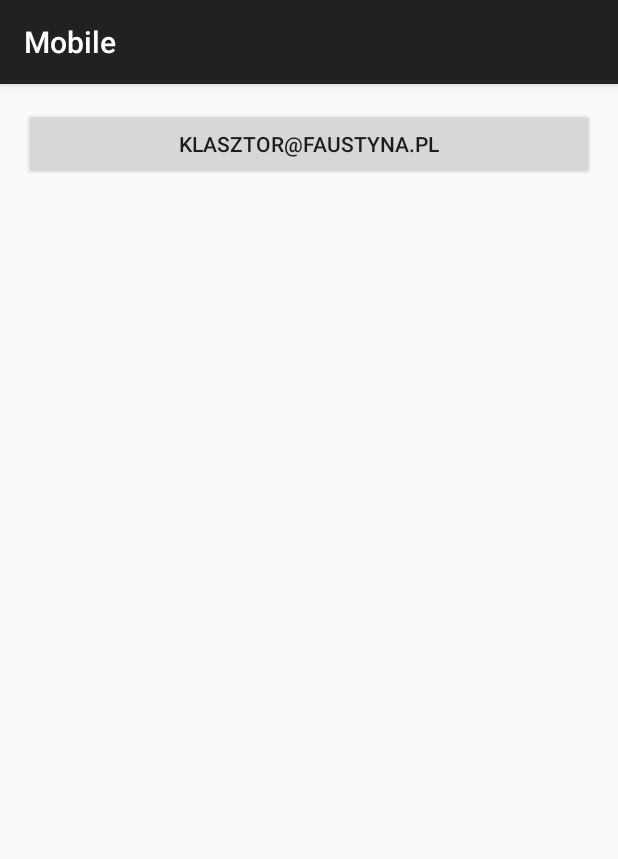
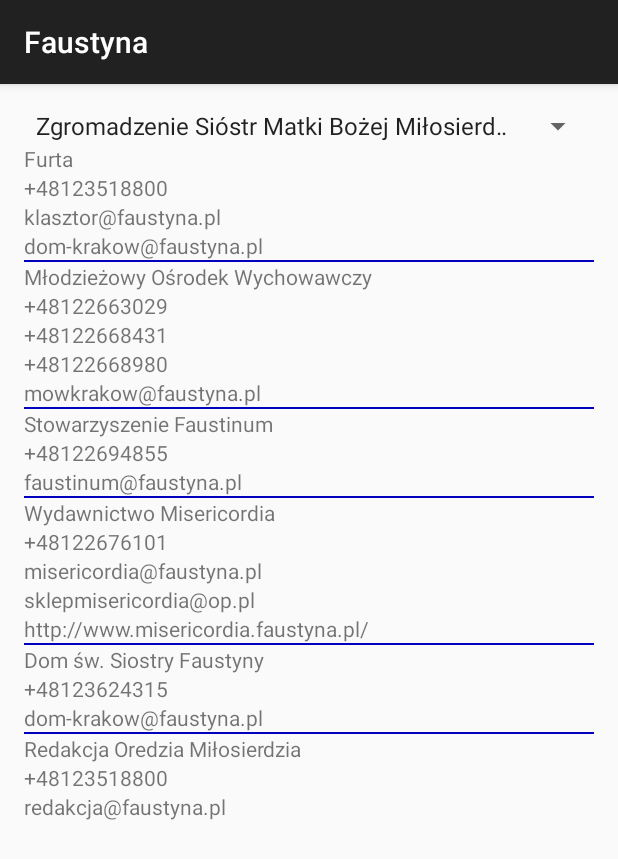
Before and after one commit to kslusarczyk/lagiewniki, an Android app: the Kontakt screen opened directly, with no data from a screen before it, on a phone screen of 412 x 824 dp. Shown: the top 859 px of the screen. Run offline under Robolectric (Android 15) with nearby library versions, the phone set to English and light mode, and no system bars.

Commit message:
Kontakt with onLongClick methods (dialPhoneNumber, sendEmail, openWebPage) working - spinner is not working yet

```diff
--- a/Mobile/app/src/main/java/com/agh/faustyna/mobile/Kontakt.java
+++ b/Mobile/app/src/main/java/com/agh/faustyna/mobile/Kontakt.java
@@ -4,20 +4,145 @@ import android.content.Intent;
 import android.net.Uri;
 import android.os.Bundle;
 import android.support.v7.app.AppCompatActivity;
+import android.util.Log;
 import android.view.View;
+import android.widget.AdapterView;
+import android.widget.ArrayAdapter;
+import android.widget.Spinner;
+import android.widget.AdapterView.OnItemSelectedListener;
 
-public class Kontakt extends AppCompatActivity {
+import static com.agh.faustyna.mobile.R.id.*;
+
+public class Kontakt extends AppCompatActivity implements OnItemSelectedListener, View.OnLongClickListener {
 
     @Override
     protected void onCreate(Bundle savedInstanceState) {
         super.onCreate(savedInstanceState);
-        setContentView(R.layout.activity_kontakt);
+        setContentView(R.layout.kontakt_zgromadzenie);
+
+        View kontaktFurtaTel = findViewById(kontakt_furta_tel);
+        kontaktFurtaTel.setOnLongClickListener(this);
+
+        View kontaktFurtaMail1 = findViewById(kontakt_furta_mail_1);
+        kontaktFurtaMail1.setOnLongClickListener(this);
+
+        View kontaktFurtaMail2 = findViewById(kontakt_furta_mail_2);
+        kontaktFurtaMail2.setOnLongClickListener(this);
+
+        View kontaktMlodziezowyOsrodekTel1 = findViewById(kontakt_mlodziezowy_osrodek_tel_1);
+        kontaktMlodziezowyOsrodekTel1.setOnLongClickListener(this);
+
+        View kontaktMlodziezowyOsrodekTel2 = findViewById(kontakt_mlodziezowy_osrodek_tel_2);
+        kontaktMlodziezowyOsrodekTel2.setOnLongClickListener(this);
+
+        View kontaktMlodziezowyOsrodekTel3 = findViewById(kontakt_mlodziezowy_osrodek_tel_3);
+        kontaktMlodziezowyOsrodekTel3.setOnLongClickListener(this);
+
+        View kontaktMlodziezowyOsrodekMail = findViewById(kontakt_mlodziezowy_osrodek_mail);
+        kontaktMlodziezowyOsrodekMail.setOnLongClickListener(this);
+
+        View kontaktFaustinumTel = findViewById(kontakt_faustinum_tel);
+        kontaktFaustinumTel.setOnLongClickListener(this);
+
+        View kontaktFaustinumMail = findViewById(kontakt_faustinum_mail);
+        kontaktFaustinumMail.setOnLongClickListener(this);
+
+        View kontaktWydawnictwoTel = findViewById(kontakt_wydawnictwo_tel);
+        kontaktWydawnictwoTel.setOnLongClickListener(this);
+
+        View kontaktWydawnictwoMail1 = findViewById(kontakt_wydawnictwo_mail_1);
+        kontaktWydawnictwoMail1.setOnLongClickListener(this);
+
+        View kontaktWydawnictwoMail2 = findViewById(kontakt_wydawnictwo_mail_2);
+        kontaktWydawnictwoMail2.setOnLongClickListener(this);
+
+        View kontaktWydawnictwoSklep = findViewById(kontakt_wydawnictwo_sklep);
+        kontaktWydawnictwoSklep.setOnLongClickListener(this);
+
+        View kontaktDomTel = findViewById(kontakt_dom_tel);
+        kontaktDomTel.setOnLongClickListener(this);
+
+        View kontaktDomMail = findViewById(kontakt_dom_mail);
+        kontaktDomMail.setOnLongClickListener(this);
+
+        View kontaktRedakcjaTel = findViewById(kontakt_redakcja_tel);
+        kontaktRedakcjaTel.setOnLongClickListener(this);
+
+        View kontaktRedakcjaMail = findViewById(kontakt_redakcja_mail);
+        kontaktRedakcjaMail.setOnLongClickListener(this);
+
+        Spinner spinnerKontakt = (Spinner) findViewById(spinner_kontakt);
+        // Create an ArrayAdapter using the string array and a default spinner layout
+        ArrayAdapter<CharSequence> adapter = ArrayAdapter.createFromResource(this,
+                R.array.kontakt_array, android.R.layout.simple_spinner_item);
+        // Specify the layout to use when the list of choices appears
+        adapter.setDropDownViewResource(android.R.layout.simple_spinner_dropdown_item);
+        // Apply the adapter to the spinner
+        spinnerKontakt.setAdapter(adapter);
+
+        spinnerKontakt.setOnItemSelectedListener(this);
+    }
+
+    @Override
+    public void onItemSelected(AdapterView<?> parent, View view, int position, long id) {
+
+        if (position == 0){
+            Log.d("getItemAtPosition", "zgromadzenie");
+        }
+        else{
+            Log.d("getItemAtPosition", "rektorat");
+        }
+    }
+
+    @Override
+    public void onNothingSelected(AdapterView<?> parent) {
 
     }
 
-    public void sendEmail(View view){
-        Intent emailIntent = new Intent(Intent.ACTION_SENDTO, Uri.fromParts(
-                "mailto", getString(R.string.email), null));
-        startActivity(Intent.createChooser(emailIntent, "Send Email"));
+    public boolean onLongClick(View v) {
+        String longClickedItem;
+        longClickedItem = getResources().getResourceEntryName(v.getId());
+        Log.d("onLongClick", longClickedItem);
+        if (longClickedItem.contains("tel")){
+            Log.d(longClickedItem, "zawiera TELEFON");
+            String phoneNumber = (String) getResources().getText(getResources().getIdentifier(longClickedItem, "string", getPackageName()));
+            dialPhoneNumber(phoneNumber);
+        }
+        if (longClickedItem.contains("mail")){
+            Log.d(longClickedItem, "zawiera MAIL");
+            String emailAddress = (String) getResources().getText(getResources().getIdentifier(longClickedItem, "string", getPackageName()));
+            sendEmail(emailAddress);
+        }
+        if (longClickedItem.contains("sklep")){
+            Log.d(longClickedItem, "zawiera nibyLink do sklepu");
+            String urlForWebPage = (String) getResources().getText(getResources().getIdentifier(longClickedItem, "string", getPackageName()));
+            openWebPage(urlForWebPage);
+        }
+
+        return false;
+    }
+
+    public void dialPhoneNumber(String phoneNumber) {
+        Intent dialPhoneIntent = new Intent(Intent.ACTION_DIAL);
+        dialPhoneIntent.setData(Uri.parse("tel:" + phoneNumber));
+        if (dialPhoneIntent.resolveActivity(getPackageManager()) != null) {
+            startActivity(dialPhoneIntent);
+        }
+    }
+
+    public void sendEmail(String mailAddress){
+        Intent sendEmailIntent = new Intent(Intent.ACTION_SENDTO);
+        sendEmailIntent.setData(Uri.parse("mailto:" + mailAddress));
+        if (sendEmailIntent.resolveActivity(getPackageManager()) != null) {
+            startActivity(sendEmailIntent);
+        }
+    }
+
+    public void openWebPage(String url){
+        Uri webPageAddress = Uri.parse(url);
+        Intent openWebPageIntent = new Intent(Intent.ACTION_VIEW, webPageAddress);
+        if (openWebPageIntent.resolveActivity(getPackageManager()) != null) {
+            startActivity(openWebPageIntent);
+        }
     }
 }
--- a/Mobile/app/src/main/java/com/agh/faustyna/mobile/MainActivity.java
+++ b/Mobile/app/src/main/java/com/agh/faustyna/mobile/MainActivity.java
@@ -23,7 +23,6 @@ public class MainActivity extends AppCompatActivity {
     ExpandableListView expListView;
     List<String> listDataHeader;
     HashMap<String, List<String>> listDataChild;
-    String packageName;
 
     @Override
     protected void onCreate(Bundle savedInstanceState) {
@@ -122,8 +121,7 @@ public class MainActivity extends AppCompatActivity {
 
     public void startNewActivity(String className) throws ClassNotFoundException, InstantiationException, IllegalAccessException{
         Log.d("startNewActivity", className);
-        packageName = "com.agh.faustyna.mobile";
-        Class classTemp = Class.forName(packageName+"."+className);
+        Class classTemp = Class.forName(getPackageName()+"."+className);
         Log.d("Klasy", className);
         Intent intent = new Intent(this, classTemp);
         startActivity(intent);
@@ -193,12 +191,13 @@ public class MainActivity extends AppCompatActivity {
         List<String> titleFacebook = new ArrayList<String>();
         List<String> titleSDM = new ArrayList<String>();
         List<String> titleYt = new ArrayList<String>();
+
         List<String> titleWsparcie = new ArrayList<String>();
+        titleWsparcie.add(getString(R.string.titleWsparcieTransmisja));
+        titleWsparcie.add(getString(R.string.titleWsparcieKoronka));
+        titleWsparcie.add(getString(R.string.titleWsparcieRozbudowa));
 
         List<String> titleWiecej = new ArrayList<String>();
-        titleWiecej.add(getString(R.string.titleWsparcieTransmisja));
-        titleWiecej.add(getString(R.string.titleWsparcieKoronka));
-        titleWiecej.add(getString(R.string.titleWsparcieRozbudowa));
 
         listDataChild.put(listDataHeader.get(0), titleAktualnosci); // Header, Child data
         listDataChild.put(listDataHeader.get(1), titleDzienniczek);
--- a/Mobile/app/src/main/res/layout/activity_kontakt.xml
+++ /dev/null
@@ -1,17 +0,0 @@
-<?xml version="1.0" encoding="utf-8"?>
-<RelativeLayout xmlns:android="http://schemas.android.com/apk/res/android"
-    xmlns:tools="http://schemas.android.com/tools" android:layout_width="match_parent"
-    android:layout_height="match_parent" android:paddingLeft="@dimen/activity_horizontal_margin"
-    android:paddingRight="@dimen/activity_horizontal_margin"
-    android:paddingTop="@dimen/activity_vertical_margin"
-    android:paddingBottom="@dimen/activity_vertical_margin"
-    tools:context="com.agh.faustyna.mobile.Kontakt">
-
-    <Button
-        android:layout_width="fill_parent"
-        android:layout_height="wrap_content"
-        android:text="@string/email"
-        android:onClick="sendEmail"
-
-        />
-</RelativeLayout>
--- /dev/null
+++ b/Mobile/app/src/main/res/layout/kontakt_zgromadzenie.xml
@@ -0,0 +1,194 @@
+<?xml version="1.0" encoding="utf-8"?>
+<ScrollView
+    xmlns:android="http://schemas.android.com/apk/res/android"
+    android:layout_width="fill_parent"
+    android:layout_height="fill_parent">
+    <RelativeLayout xmlns:android="http://schemas.android.com/apk/res/android"
+        xmlns:tools="http://schemas.android.com/tools" android:layout_width="match_parent"
+        android:layout_height="match_parent" android:paddingLeft="@dimen/activity_horizontal_margin"
+        android:paddingRight="@dimen/activity_horizontal_margin"
+        android:paddingTop="@dimen/activity_vertical_margin"
+        android:paddingBottom="@dimen/activity_vertical_margin"
+        tools:context="com.agh.faustyna.mobile.Kontakt">
+
+        <Spinner
+            android:id="@+id/spinner_kontakt"
+            android:layout_width="wrap_content"
+            android:layout_height="wrap_content"/>
+
+        <TextView
+            android:id="@+id/kontakt_furta_text"
+            android:layout_width="wrap_content"
+            android:layout_height="wrap_content"
+            android:layout_below="@+id/spinner_kontakt"
+            android:text="@string/kontakt_furta_text"/>
+        <TextView
+            android:id="@+id/kontakt_furta_tel"
+            android:layout_width="wrap_content"
+            android:layout_height="wrap_content"
+            android:layout_below="@+id/kontakt_furta_text"
+            android:text="@string/kontakt_furta_tel"/>
+        <TextView
+            android:id="@+id/kontakt_furta_mail_1"
+            android:layout_width="wrap_content"
+            android:layout_height="wrap_content"
+            android:layout_below="@+id/kontakt_furta_tel"
+            android:text="@string/kontakt_furta_mail_1"/>
+        <TextView
+            android:id="@+id/kontakt_furta_mail_2"
+            android:layout_width="wrap_content"
+            android:layout_height="wrap_content"
+            android:layout_below="@+id/kontakt_furta_mail_1"
+            android:text="@string/kontakt_furta_mail_2"/>
+        <View
+            android:id="@+id/underscore_furta"
+            android:layout_width="match_parent"
+            android:layout_height="1dp"
+            android:layout_below="@+id/kontakt_furta_mail_2"
+            android:background="@color/divider_color"/>
+
+        <TextView
+            android:id="@+id/kontakt_mlodziezowy_osrodek_text"
+            android:layout_width="wrap_content"
+            android:layout_height="wrap_content"
+            android:layout_below="@+id/underscore_furta"
+            android:text="@string/kontakt_mlodziezowy_osrodek_text"/>
+        <TextView
+            android:id="@+id/kontakt_mlodziezowy_osrodek_tel_1"
+            android:layout_width="wrap_content"
+            android:layout_height="wrap_content"
+            android:layout_below="@+id/kontakt_mlodziezowy_osrodek_text"
+            android:text="@string/kontakt_mlodziezowy_osrodek_tel_1"/>
+        <TextView
+            android:id="@+id/kontakt_mlodziezowy_osrodek_tel_2"
+            android:layout_width="wrap_content"
+            android:layout_height="wrap_content"
+            android:layout_below="@+id/kontakt_mlodziezowy_osrodek_tel_1"
+            android:text="@string/kontakt_mlodziezowy_osrodek_tel_2"/>
+        <TextView
+            android:id="@+id/kontakt_mlodziezowy_osrodek_tel_3"
+            android:layout_width="wrap_content"
+            android:layout_height="wrap_content"
+            android:layout_below="@+id/kontakt_mlodziezowy_osrodek_tel_2"
+            android:text="@string/kontakt_mlodziezowy_osrodek_tel_3"/>
+        <TextView
+            android:id="@+id/kontakt_mlodziezowy_osrodek_mail"
+            android:layout_width="wrap_content"
+            android:layout_height="wrap_content"
+            android:layout_below="@+id/kontakt_mlodziezowy_osrodek_tel_3"
+            android:text="@string/kontakt_mlodziezowy_osrodek_mail"/>
+        <View
+            android:id="@+id/underscore_mlodziezowy_osrodek"
+            android:layout_width="match_parent"
+            android:layout_height="1dp"
+            android:layout_below="@+id/kontakt_mlodziezowy_osrodek_mail"
+            android:background="@color/divider_color"/>
+
+        <TextView
+            android:id="@+id/kontakt_faustinum_text"
+            android:layout_width="wrap_content"
+            android:layout_height="wrap_content"
+            android:layout_below="@+id/underscore_mlodziezowy_osrodek"
+            android:text="@string/kontakt_faustinum_text"/>
+        <TextView
+            android:id="@+id/kontakt_faustinum_tel"
+            android:layout_width="wrap_content"
+            android:layout_height="wrap_content"
+            android:layout_below="@+id/kontakt_faustinum_text"
+            android:text="@string/kontakt_faustinum_tel"/>
+        <TextView
+            android:id="@+id/kontakt_faustinum_mail"
+            android:layout_width="wrap_content"
+            android:layout_height="wrap_content"
+            android:layout_below="@+id/kontakt_faustinum_tel"
+            android:text="@string/kontakt_faustinum_mail"/>
+        <View
+            android:id="@+id/underscore_faustinum"
+            android:layout_width="match_parent"
+            android:layout_height="1dp"
+            android:layout_below="@+id/kontakt_faustinum_mail"
+            android:background="@color/divider_color"/>
+
+        <TextView
+            android:id="@+id/kontakt_wydawnictwo_text"
+            android:layout_width="wrap_content"
+            android:layout_height="wrap_content"
+            android:layout_below="@+id/underscore_faustinum"
+            android:text="@string/kontakt_wydawnictwo_text"/>
+        <TextView
+            android:id="@+id/kontakt_wydawnictwo_tel"
+            android:layout_width="wrap_content"
+            android:layout_height="wrap_content"
+            android:layout_below="@+id/kontakt_wydawnictwo_text"
+            android:text="@string/kontakt_wydawnictwo_tel"/>
+        <TextView
+            android:id="@+id/kontakt_wydawnictwo_mail_1"
+            android:layout_width="wrap_content"
+            android:layout_height="wrap_content"
+            android:layout_below="@+id/kontakt_wydawnictwo_tel"
+            android:text="@string/kontakt_wydawnictwo_mail_1"/>
+        <TextView
+            android:id="@+id/kontakt_wydawnictwo_mail_2"
+            android:layout_width="wrap_content"
+            android:layout_height="wrap_content"
+            android:layout_below="@+id/kontakt_wydawnictwo_mail_1"
+            android:text="@string/kontakt_wydawnictwo_mail_2"/>
+        <TextView
+            android:id="@+id/kontakt_wydawnictwo_sklep"
+            android:layout_width="wrap_content"
+            android:layout_height="wrap_content"
+            android:layout_below="@+id/kontakt_wydawnictwo_mail_2"
+            android:text="@string/kontakt_wydawnictwo_sklep"/>
+        <View
+            android:id="@+id/underscore_wydawnictwo"
+            android:layout_width="match_parent"
+            android:layout_height="1dp"
+            android:layout_below="@+id/kontakt_wydawnictwo_sklep"
+            android:background="@color/divider_color"/>
+
+        <TextView
+            android:id="@+id/kontakt_dom_text"
+            android:layout_width="wrap_content"
+            android:layout_height="wrap_content"
+            android:layout_below="@+id/underscore_wydawnictwo"
+            android:text="@string/kontakt_dom_text"/>
+        <TextView
+            android:id="@+id/kontakt_dom_tel"
+            android:layout_width="wrap_content"
+            android:layout_height="wrap_content"
+            android:layout_below="@+id/kontakt_dom_text"
+            android:text="@string/kontakt_dom_tel"/>
+        <TextView
+            android:id="@+id/kontakt_dom_mail"
+            android:layout_width="wrap_content"
+            android:layout_height="wrap_content"
+            android:layout_below="@+id/kontakt_dom_tel"
+            android:text="@string/kontakt_dom_mail"/>
+        <View
+            android:id="@+id/underscore_kontakt"
+            android:layout_width="match_parent"
+            android:layout_height="1dp"
+            android:layout_below="@+id/kontakt_dom_mail"
+            android:background="@color/divider_color"/>
+
+        <TextView
+            android:id="@+id/kontakt_redakcja_text"
+            android:layout_width="wrap_content"
+            android:layout_height="wrap_content"
+            android:layout_below="@+id/underscore_kontakt"
+            android:text="@string/kontakt_redakcja_text"/>
+        <TextView
+            android:id="@+id/kontakt_redakcja_tel"
+            android:layout_width="wrap_content"
+            android:layout_height="wrap_content"
+            android:layout_below="@+id/kontakt_redakcja_text"
+            android:text="@string/kontakt_redakcja_tel"/>
+        <TextView
+            android:id="@+id/kontakt_redakcja_mail"
+            android:layout_width="wrap_content"
+            android:layout_height="wrap_content"
+            android:layout_below="@+id/kontakt_redakcja_tel"
+            android:text="@string/kontakt_redakcja_mail"/>
+
+    </RelativeLayout>
+</ScrollView>
--- /dev/null
+++ b/Mobile/app/src/main/res/values/color.xml
@@ -0,0 +1,4 @@
+<?xml version="1.0" encoding="utf-8"?>
+<resources>
+    <color name="divider_color">#0000be</color>
+</resources>
--- a/Mobile/app/src/main/res/values/strings.xml
+++ b/Mobile/app/src/main/res/values/strings.xml
@@ -1,9 +1,7 @@
 <resources>
-    <string name="app_name">Mobile</string>
+    <string name="app_name">Faustyna</string>
 
-    <string name="hello_world">Hello world!</string>
     <string name="action_settings">Settings</string>
-
 
     <string name="titleDojazd">Dojazd</string>
     <string name="titleAktualnosci">Aktualności</string>
@@ -21,7 +19,6 @@
     <string name="titleYt">YouTube</string>
     <string name="titleWsparcie">Wsparcie</string>
     <string name="titleWiecej">Więcej</string>
-
 
     <string name="titleNabozenstwoIstota">Istota</string>
     <string name="titleNabozenstwoObraz">Obraz</string>
@@ -60,8 +57,41 @@
     <string name="urlSDM">https://www.facebook.com/Faustyna2016?fref=ts</string>
     <string name="urlWiecej">http://www.faustyna.pl/zmbm/</string>
     <string name="title_activity_maps">Map</string>
-    <string name="titleMail">Mail</string>
-    <string name="email">klasztor@faustyna.pl</string>
     <string name="urlStream">http://livestream.com/accounts/11477776/events/3773195/player?width=560&amp;height=315&amp;autoPlay=true&amp;mute=false</string>
     <string name="urlAudio">http://www.radiofaustyna.pl/audio/demo-08-bm.htm</string>
+
+    <string-array name="kontakt_array">
+        <item>Zgromadzenie Sióstr Matki Bożej Miłosierdzia</item>
+        <item>Rektorat Sanktuarium</item>
+    </string-array>
+
+    <string name="kontakt_furta_text">Furta</string>
+    <string name="kontakt_furta_tel">+48123518800</string>
+    <string name="kontakt_furta_mail_1">klasztor@faustyna.pl</string>
+    <string name="kontakt_furta_mail_2">dom-krakow@faustyna.pl</string>
+
+    <string name="kontakt_mlodziezowy_osrodek_text">Młodzieżowy Ośrodek Wychowawczy</string>
+    <string name="kontakt_mlodziezowy_osrodek_tel_1">+48122663029</string>
+    <string name="kontakt_mlodziezowy_osrodek_tel_2">+48122668431</string>
+    <string name="kontakt_mlodziezowy_osrodek_tel_3">+48122668980</string>
+    <string name="kontakt_mlodziezowy_osrodek_mail">mowkrakow@faustyna.pl</string>
+
+    <string name="kontakt_faustinum_text">Stowarzyszenie Faustinum</string>
+    <string name="kontakt_faustinum_tel">+48122694855</string>
+    <string name="kontakt_faustinum_mail">faustinum@faustyna.pl</string>
+
+    <string name="kontakt_wydawnictwo_text">Wydawnictwo Misericordia</string>
+    <string name="kontakt_wydawnictwo_tel">+48122676101</string>
+    <string name="kontakt_wydawnictwo_mail_1">misericordia@faustyna.pl</string>
+    <string name="kontakt_wydawnictwo_mail_2">sklepmisericordia@op.pl</string>
+    <string name="kontakt_wydawnictwo_sklep">http://www.misericordia.faustyna.pl/</string>
+
+    <string name="kontakt_dom_text">Dom św. Siostry Faustyny</string>
+    <string name="kontakt_dom_tel">+48123624315</string>
+    <string name="kontakt_dom_mail">dom-krakow@faustyna.pl</string>
+
+    <string name="kontakt_redakcja_text">Redakcja Oredzia Miłosierdzia</string>
+    <string name="kontakt_redakcja_tel">+48123518800</string>
+    <string name="kontakt_redakcja_mail">redakcja@faustyna.pl</string>
+
 </resources>
```
